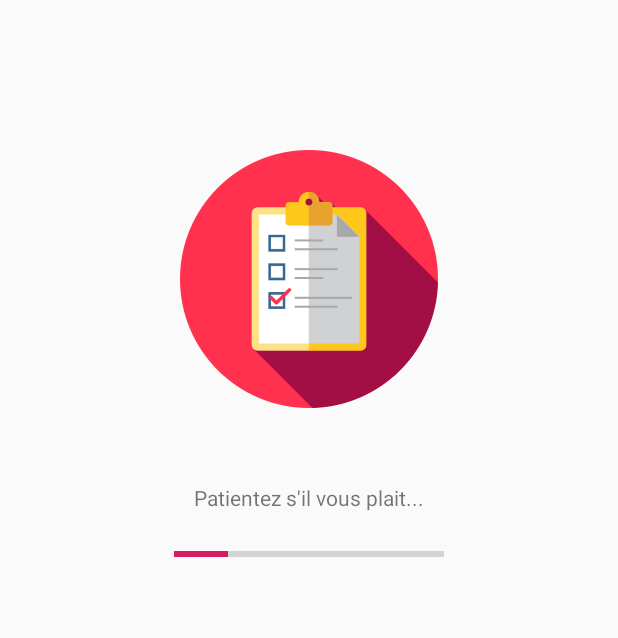
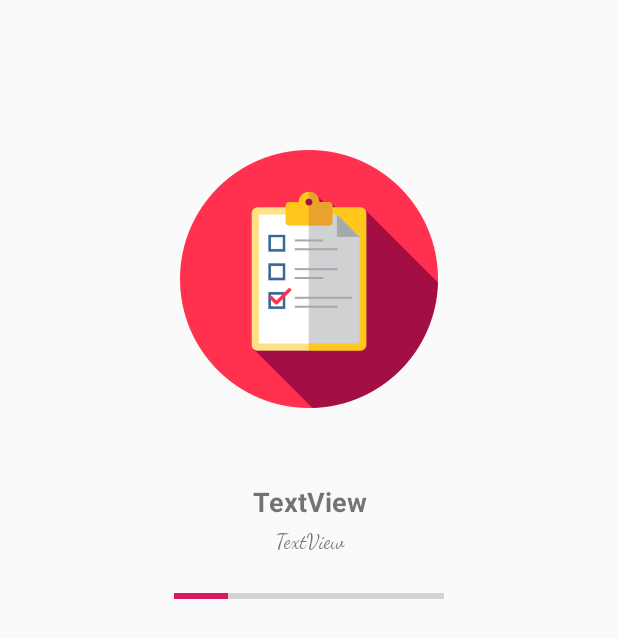
Before and after one commit to haikelfazzani/android-modern-todo, an Android app: the screen it shows after launch (SplashScreen), on a phone screen of 412 x 824 dp. Shown: the top 638 px of the screen. Run offline under Robolectric (Android 15) with nearby library versions, the phone set to English and light mode, and no system bars.

Commit message:
initial commit

```diff
--- a/app/src/main/java/com/example/haike/mytodolist/SplashScreen.java
+++ b/app/src/main/java/com/example/haike/mytodolist/SplashScreen.java
@@ -4,10 +4,19 @@ import android.content.Intent;
 import android.support.v7.app.AppCompatActivity;
 import android.os.Bundle;
 import android.widget.ProgressBar;
+import android.widget.TextView;
 
 import com.example.haike.mytodolist.activity.TodoForm;
+import com.example.haike.mytodolist.api.QuoteApi;
+import com.example.haike.mytodolist.model.Quote;
+
+import retrofit2.Call;
+import retrofit2.Callback;
+import retrofit2.Response;
 
 public class SplashScreen extends AppCompatActivity {
+
+    private TextView txtSplashText, getTxtSplashAuthor;
 
     private static int SPLASH_TIME_OUT = 10000;
     private ProgressBar progressBar;
@@ -17,7 +26,27 @@ public class SplashScreen extends AppCompatActivity {
         super.onCreate(savedInstanceState);
         setContentView(R.layout.activity_splash_screen);
 
+        txtSplashText =findViewById(R.id.txtSplashText);
+        getTxtSplashAuthor =findViewById(R.id.txtSplashAuthor);
         progressBar = findViewById(R.id.progressBar);
+
+        Call<Quote> quoteCall = QuoteApi.getInstance().getApi().getRandQuote();
+
+        quoteCall.enqueue(new Callback<Quote>() {
+            @Override
+            public void onResponse(Call<Quote> call, Response<Quote> response) {
+                if(response.isSuccessful()) {
+                    Quote quote = response.body();
+                    txtSplashText.setText(quote.getTextQuote());
+                    getTxtSplashAuthor.setText(quote.getAuthor());
+                }
+            }
+
+            @Override
+            public void onFailure(Call<Quote> call, Throwable t) {
+
+            }
+        });
 
         Thread thread = new Thread(new Runnable() {
 
@@ -35,11 +64,11 @@ public class SplashScreen extends AppCompatActivity {
     }
 
     private void doJob() throws InterruptedException {
-        for (int i = 10 ; i <= 50 ; i+= 10) {
+        for (int i = 10 ; i <= 100 ; i+= 10) {
 
             Thread.sleep(1000);
             progressBar.setProgress(i);
-            if(i >= 50) {
+            if(i >= 100) {
                 Intent intent = new Intent(SplashScreen.this, MainActivity.class);
                 startActivity(intent);
                 finish();
--- a/app/src/main/java/com/example/haike/mytodolist/api/IQuoteApi.java
+++ b/app/src/main/java/com/example/haike/mytodolist/api/IQuoteApi.java
@@ -11,4 +11,7 @@ public interface IQuoteApi {
 
     @GET("quotes")
     Call<List<Quote>> getQuotes();
+
+    @GET("quotes/rand")
+    Call<Quote> getRandQuote();
 }
--- a/app/src/main/res/layout/activity_splash_screen.xml
+++ b/app/src/main/res/layout/activity_splash_screen.xml
@@ -16,10 +16,26 @@
         android:layout_marginBottom="50dp"/>
 
     <TextView
-        android:layout_width="wrap_content"
+        android:id="@+id/txtSplashText"
+        android:layout_width="match_parent"
         android:layout_height="wrap_content"
-        android:text="Patientez s'il vous plait..."
         android:layout_gravity="center"
+        android:gravity="center"
+        android:text="TextView"
+        android:textSize="18sp"
+        android:textStyle="bold"
+        android:layout_marginBottom="5dp"
+        android:paddingLeft="20dp"
+        android:paddingRight="20dp"/>
+
+    <TextView
+        android:id="@+id/txtSplashAuthor"
+        android:layout_width="match_parent"
+        android:layout_height="wrap_content"
+        android:layout_gravity="center"
+        android:fontFamily="cursive"
+        android:gravity="center"
+        android:text="TextView"
         android:layout_marginBottom="10dp"/>
 
     <ProgressBar
@@ -30,4 +46,5 @@
         android:layout_gravity="center"
         android:padding="10dp"/>
 
+
 </LinearLayout>
--- a/app/src/main/res/layout/activity_todo_form.xml
+++ b/app/src/main/res/layout/activity_todo_form.xml
@@ -85,7 +85,7 @@
         android:inputType="number"
         android:background="#e2e2e2"
         android:layout_marginBottom="5dp"
-        android:padding="5dp"/>
+        android:padding="10dp"/>
 
     <Button
         android:id="@+id/btnAjouter"
```
Also changed, not shown: app/src/main/java/com/example/haike/mytodolist/model/Job.java (deleted, +0 -112 lines).
